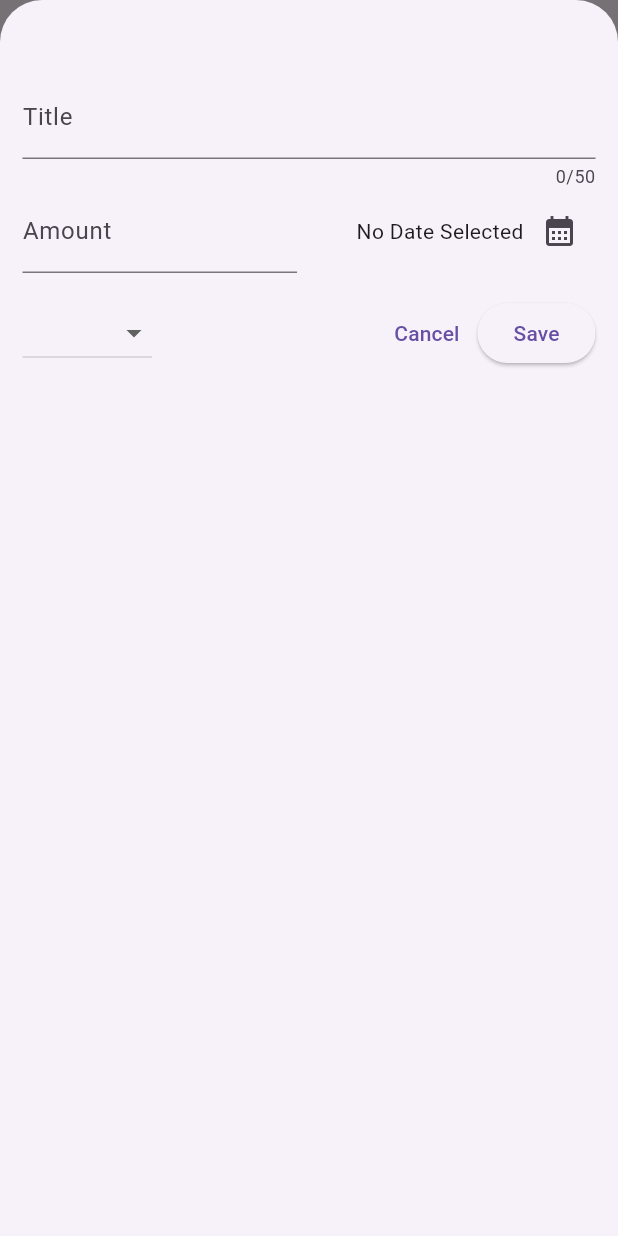
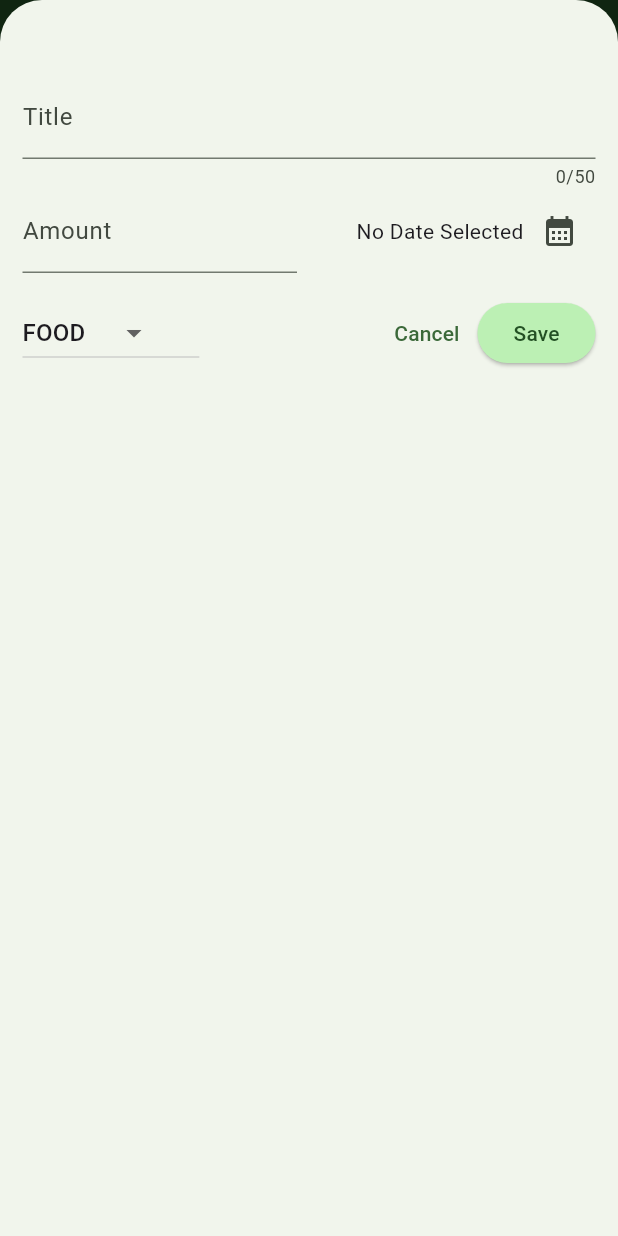
Before and after one commit to AbdullahBlal/expense_tracker, a Flutter app: the screen it shows after launch, after a tap on the "add" icon, on a phone screen of 412 x 824 dp. Run offline on Flutter 3.47's test engine with Material 3 defaults, Android fonts, the phone set to English and light mode, and no system bars.

Commit message:
adding dark mode

```diff
--- a/lib/main.dart
+++ b/lib/main.dart
@@ -1,10 +1,58 @@
 import 'package:flutter/material.dart';
 import 'widgets/expense_screen.dart';
 
+final kColorScheme = ColorScheme.fromSeed(seedColor: Colors.green);
+final kDarkColorScheme = ColorScheme.fromSeed(
+  seedColor: Color.fromARGB(255, 0, 58, 2),
+  brightness: Brightness.dark,
+);
+
 void main() {
   runApp(
-    const MaterialApp(
-    home: ExpenseScreen(),
-  ),
+    MaterialApp(
+      darkTheme: ThemeData.dark().copyWith(
+        colorScheme: kDarkColorScheme,
+        cardTheme: const CardTheme().copyWith(
+          color: kDarkColorScheme.secondaryContainer,
+          margin: const EdgeInsets.symmetric(
+            horizontal: 5,
+            vertical: 10,
+          ),
+        ),
+        elevatedButtonTheme: ElevatedButtonThemeData(
+          style: ElevatedButton.styleFrom(
+            backgroundColor: kDarkColorScheme.primaryContainer,
+            foregroundColor: kDarkColorScheme.onPrimaryContainer,
+          ),
+        ),
+      ),
+      theme: ThemeData().copyWith(
+        colorScheme: kColorScheme,
+        appBarTheme: const AppBarTheme().copyWith(
+            backgroundColor: kColorScheme.onPrimaryContainer,
+            foregroundColor: kColorScheme.primaryContainer),
+        cardTheme: const CardTheme().copyWith(
+          color: kColorScheme.secondaryContainer,
+          margin: const EdgeInsets.symmetric(
+            horizontal: 5,
+            vertical: 10,
+          ),
+        ),
+        elevatedButtonTheme: ElevatedButtonThemeData(
+          style: ElevatedButton.styleFrom(
+            backgroundColor: kColorScheme.primaryContainer,
+            foregroundColor: kColorScheme.onPrimaryContainer,
+          ),
+        ),
+        textTheme: ThemeData().textTheme.copyWith(
+                titleLarge: TextStyle(
+              fontWeight: FontWeight.bold,
+              color: kColorScheme.onSecondaryContainer,
+              fontSize: 18,
+            )),
+      ),
+      themeMode: ThemeMode.system,
+      home: const ExpenseScreen(),
+    ),
   );
 }
--- a/lib/widgets/expense_screen.dart
+++ b/lib/widgets/expense_screen.dart
@@ -40,9 +40,24 @@ class _ExpenseScreenState extends State<ExpenseScreen> {
   }
 
   void _removeExpense(Expense expense) {
+    final expenseIndex = _registeredExpenses.indexOf(expense);
     setState(() {
       _registeredExpenses.remove(expense);
     });
+    ScaffoldMessenger.of(context).clearSnackBars();
+    ScaffoldMessenger.of(context).showSnackBar(
+      SnackBar(
+        content: const Text("Expense Deleted Successfully"),
+        duration: const Duration(seconds: 5),
+        action: SnackBarAction(
+            label: 'Undo',
+            onPressed: () {
+              setState(() {
+                _registeredExpenses.insert(expenseIndex, expense);
+              });
+            }),
+      ),
+    );
   }
 
   @override
@@ -50,9 +65,8 @@ class _ExpenseScreenState extends State<ExpenseScreen> {
     Widget mainContent = const Center(
       child: Text("No expenses, try to add some"),
     );
-    if(_registeredExpenses.isNotEmpty)
-    {
-      ExpenseList(
+    if (_registeredExpenses.isNotEmpty) {
+      mainContent = ExpenseList(
         expensesList: _registeredExpenses,
         onRemoveExpense: _removeExpense,
       );
@@ -67,16 +81,12 @@ class _ExpenseScreenState extends State<ExpenseScreen> {
           )
         ],
       ),
-      body: Expanded(
-        child: Column(
+      body: Column(
         children: [
           const Text('Chart'),
           const Text('Expenses'),
-            Expanded(
-              child: mainContent
-            ),
+          Expanded(child: mainContent),
         ],
-        ),
       ),
     );
   }
--- a/lib/widgets/expenses_list/expense_item.dart
+++ b/lib/widgets/expenses_list/expense_item.dart
@@ -16,7 +16,9 @@ class ExpenseItem extends StatelessWidget {
         ),
         child: Column(
           children: [
-            Text(expense.title),
+            Text(expense.title,
+            style: Theme.of(context).textTheme.titleLarge
+            ),
             const SizedBox(
               height: 4,
             ),
--- a/lib/widgets/expenses_list/expense_list.dart
+++ b/lib/widgets/expenses_list/expense_list.dart
@@ -10,15 +10,23 @@ class ExpenseList extends StatelessWidget {
   });
 
   final List<Expense> expensesList;
-  final void Function (Expense expense) onRemoveExpense;
+  final void Function(Expense expense) onRemoveExpense;
   @override
   Widget build(BuildContext context) {
     // TODO: implement build
     return ListView.builder(
       itemCount: expensesList.length,
       itemBuilder: (ctx, index) => Dismissible(
+        background: Container(
+          color: Theme.of(context).colorScheme.error,
+          margin: EdgeInsets.symmetric(
+            horizontal: Theme.of(context).cardTheme.margin!.horizontal,
+          ),
+        ),
         key: ValueKey(expensesList[index]),
-        onDismissed: (direction) => onRemoveExpense(expensesList[index]),
+        onDismissed: (direction) {
+          onRemoveExpense(expensesList[index]);
+        },
         child: ExpenseItem(
           expense: expensesList[index],
         ),
--- a/lib/widgets/new_expense.dart
+++ b/lib/widgets/new_expense.dart
@@ -15,8 +15,7 @@ class _NewExpenseState extends State<NewExpense> {
   final _titleController = TextEditingController();
   final _amountController = TextEditingController();
   DateTime? _selectedDate;
-  Category? _selectedCategory;
-  void _saveTitleInput(String inputValue) => _enteredTitle = inputValue;
+  Category _selectedCategory = Category.food;
   void _datePicker() async {
     final now = DateTime.now();
     final firstDate = DateTime(now.year - 1, now.month, now.day);
@@ -59,7 +58,7 @@ class _NewExpenseState extends State<NewExpense> {
         title: _titleController.text,
         amount: enteredAmount,
         date: _selectedDate!,
-        category: _selectedCategory!));
+        category: _selectedCategory));
     Navigator.of(context).pop();
   }
 
@@ -87,7 +86,6 @@ class _NewExpenseState extends State<NewExpense> {
             children: [
               Expanded(
                 child: TextField(
-                  //onChanged: _saveTitleInput ,
                   controller: _amountController,
                   keyboardType: TextInputType.number,
                   decoration: const InputDecoration(
@@ -120,7 +118,8 @@ class _NewExpenseState extends State<NewExpense> {
           ),
           Row(
             children: [
-              DropdownButton(
+              Expanded(
+                child: DropdownButton(
                     value: _selectedCategory,
                     items: Category.values
                         .map((category) => DropdownMenuItem(
@@ -132,8 +131,8 @@ class _NewExpenseState extends State<NewExpense> {
                       setState(() {
                         if (value != null) _selectedCategory = value;
                       });
-                    print(value);
                     }),
+              ),
               const Spacer(),
               TextButton(
                 onPressed: () {
```
Lines whose indentation alone changed are shown as unchanged.
